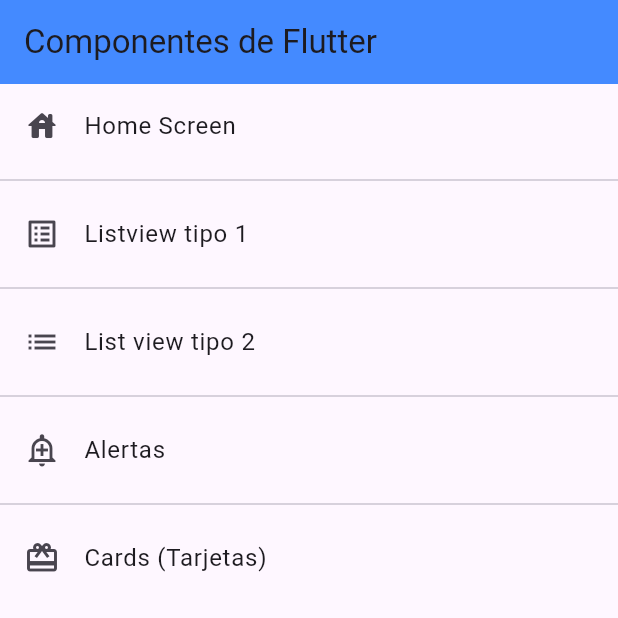
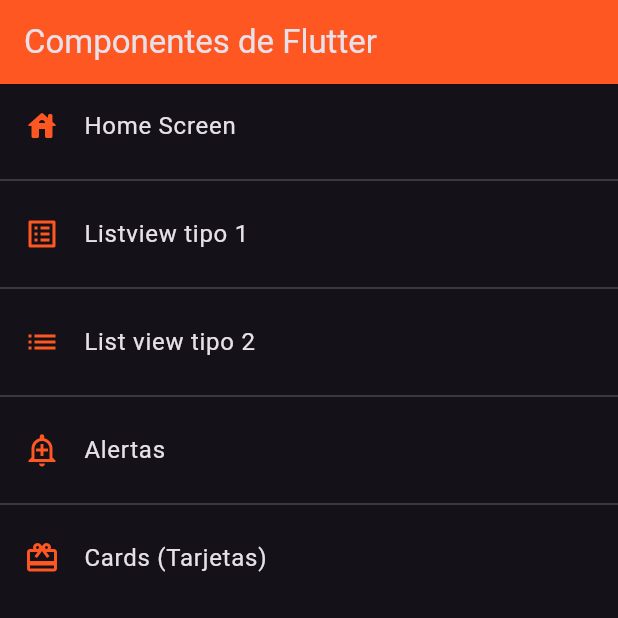
Before and after one commit to jeroen1010/fl_components, a Flutter app: the screen it shows after launch, on a phone screen of 412 x 824 dp, the top half of it. Run offline on Flutter 3.47's test engine with Material 3 defaults, Android fonts, the phone set to English and light mode, and no system bars.

Commit message:
Cmabios del color de al app en general y de la app bar en especifico

```diff
--- a/lib/main.dart
+++ b/lib/main.dart
@@ -16,6 +16,17 @@ class MyApp extends StatelessWidget {
       initialRoute: AppRoutes.initialRoute,
       routes: AppRoutes.getAppRoutes(),
       onGenerateRoute: AppRoutes.onGenerateRoute,
+      theme: ThemeData.dark().copyWith(
+        //Color primario
+        primaryColor: Colors.deepOrange,
+        //Appbar theme
+        appBarTheme: AppBarTheme(
+          color: Colors.deepOrange,
+        ),
+        listTileTheme: ListTileThemeData(
+          iconColor: Colors.deepOrange,
+        )
+      ),
     );
   }
 }
--- a/lib/screens/home_screen.dart
+++ b/lib/screens/home_screen.dart
@@ -11,7 +11,7 @@ class HomeScreen extends StatelessWidget {
     return Scaffold(
       appBar: AppBar(
         title: const Text('Componentes de Flutter'),
-        backgroundColor: Colors.blueAccent,
+        //backgroundColor: Colors.blueAccent,
         elevation: 0,
       ),
       body: ListView.separated(
```
Also changed, not shown: lib/theme/app_theme.dart (added).
